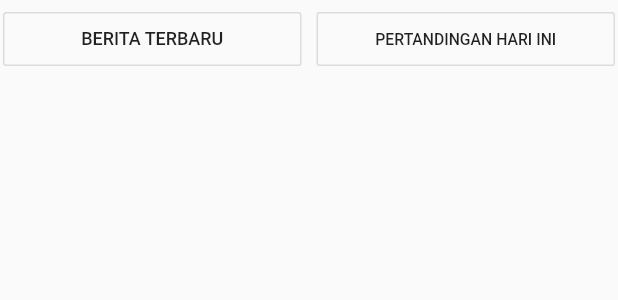
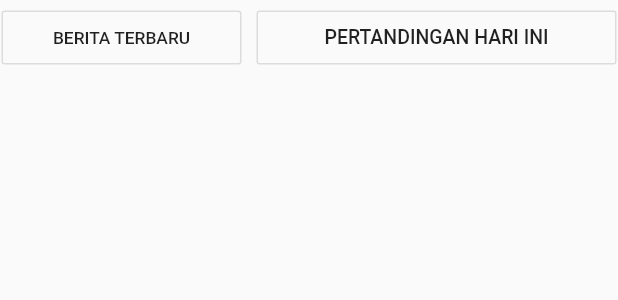
Before and after one commit to polinema-mobile/praktikum-02-layout-web-bola-WahyuIndahp, a Flutter app: the TombolPilihan widget shown alone on an empty page, opened directly, on a phone screen of 412 x 824 dp. Shown: the top 300 px of the screen. Run offline on Flutter 3.47's test engine with Material 2 defaults, Android fonts, the phone set to English and light mode, and no system bars; network calls fail.

Commit message:
Penambahan Penggunaan Flex

```diff
--- a/lib/main.dart
+++ b/lib/main.dart
@@ -28,7 +28,6 @@ class MyApp extends StatelessWidget {
               child: Column(
                 children: [
                   TombolPilihan(),
-                  SizedBox(),
                   BeritaUtama(),
                   SizedBox(
                     height: 10,
--- a/lib/widgetBola/TombolPilihan.dart
+++ b/lib/widgetBola/TombolPilihan.dart
@@ -8,16 +8,17 @@ class TombolPilihan extends StatelessWidget {
   @override
   Widget build(BuildContext context) {
     return Container(
-      margin: EdgeInsets.all(2),
+      margin: EdgeInsets.all(1),
       child: Row(
         mainAxisAlignment: MainAxisAlignment.center,
         children: [
           Expanded(
+              flex: 2,
               child: OutlineButton(
                 onPressed: () {},
                 child: Text(
                   "BERITA TERBARU",
-                  style: TextStyle(fontSize: 12),
+                  style: TextStyle(fontSize: 11.6),
               ),
             ),
           ),
@@ -25,14 +26,16 @@ class TombolPilihan extends StatelessWidget {
             width: 10,
           ),
           Expanded(
+            flex: 3,
               child: OutlineButton(
                 onPressed: () {},
                 child: Text(
                   "PERTANDINGAN HARI INI",
-                  style: TextStyle(fontSize: 10.5),
+                  style: TextStyle(fontSize: 13),
               ),
             ),
           ),
+          SizedBox(),
         ],
       ),
     );
```
Also changed, not shown: lib/BeritaLainnya.dart (+7 -3 lines).
